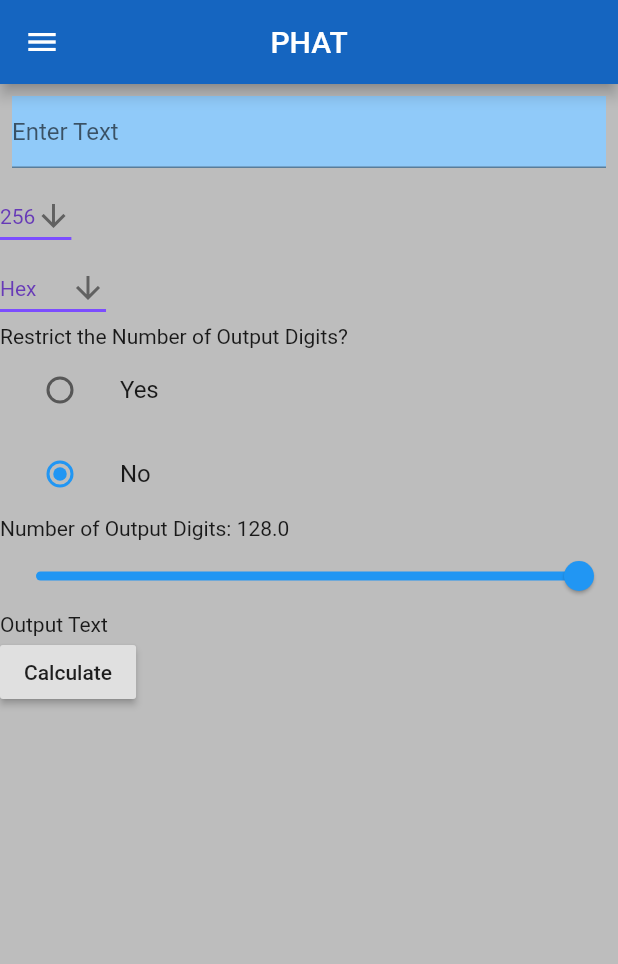
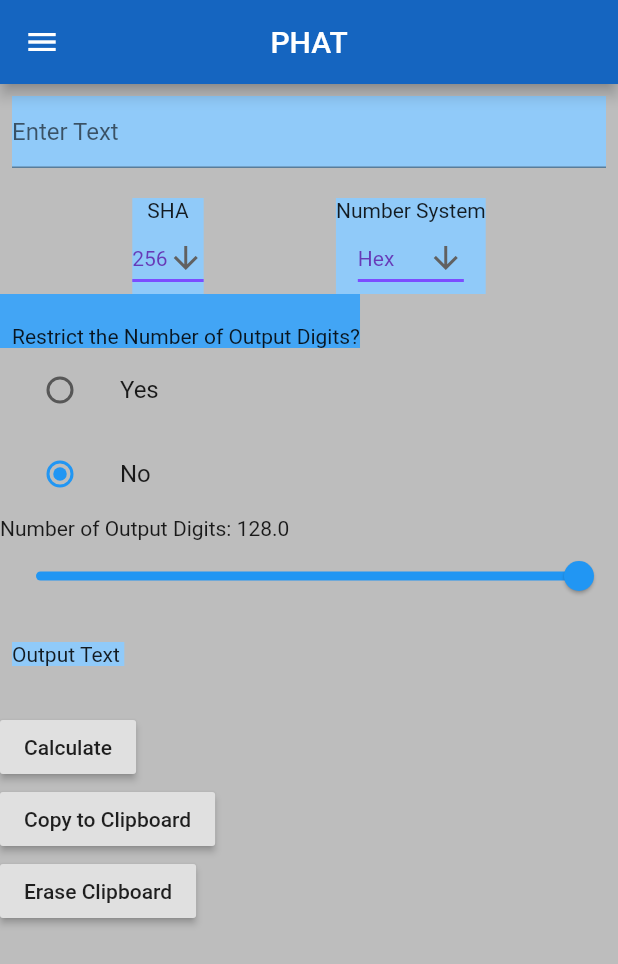
Before and after one commit to lowcam/PHAT-Flutter-GUI, a Flutter app: the screen it shows after launch, on a phone screen of 412 x 824 dp. Shown: the top 964 px of the screen. Run offline on Flutter 3.47's test engine with Material 2 defaults, Android fonts, the phone set to English and light mode, and no system bars; our stand-ins replace convert; missing offline and left inert: fast_base58.

Commit message:
Update main.dart

```diff
--- a/phat_flutter_gui/lib/main.dart
+++ b/phat_flutter_gui/lib/main.dart
@@ -1,8 +1,10 @@
+import 'package:flutter/cupertino.dart';
 import 'package:flutter/material.dart';
 import 'package:crypto/crypto.dart';
 import 'dart:convert';
 import 'package:convert/convert.dart';
 import 'package:fast_base58/fast_base58.dart';
+import 'package:flutter/services.dart';
 
 void main() => runApp(MaterialApp(
   home: PHAT(),
@@ -100,7 +102,7 @@ class _PHATState extends State<PHAT> {
           crossAxisAlignment: CrossAxisAlignment.start,
           children: <Widget>[
             Padding(
-              padding: const EdgeInsets.all(8.0),
+              padding: const EdgeInsets.fromLTRB(8.0, 8.0, 8.0, 20.0),
               child: Container(
                 color: Colors.blue[200],
                 child: TextFormField(
@@ -112,9 +114,19 @@ class _PHATState extends State<PHAT> {
                       inputText = newValue;
                     });
                   },
+
                   ),
               ),
             ),
+            Row(
+              mainAxisAlignment: MainAxisAlignment.spaceEvenly,
+              children: <Widget>[
+
+                Container(
+                  color: Colors.blue[200],
+                  child: Column(
+                    children: <Widget>[
+                      Text('SHA'),
                       DropdownButton<String>(
                         value: shaValue,
                         icon: Icon(Icons.arrow_downward),
@@ -139,6 +151,14 @@ class _PHATState extends State<PHAT> {
                         }).toList(),
 
                       ),
+                    ],
+                  ),
+                ),
+                Container(
+                  color: Colors.blue[200],
+                  child: Column(
+                    children: <Widget>[
+                      Text ('Number System'),
                     DropdownButton<String>(
                         value: numSystem,
                         icon: Icon(Icons.arrow_downward),
@@ -163,7 +183,19 @@ class _PHATState extends State<PHAT> {
                         }).toList(),
 
                       ),
-            Text ('Restrict the Number of Output Digits?'),
+                    ],
+                  ),
+                ),
+              ],
+            ),
+
+            Container(
+              color: Colors.blue[400],
+              child: Padding(
+                padding: const EdgeInsets.fromLTRB(8.0, 20.0, 0.0, 0.0),
+                child: Text ('Restrict the Number of Output Digits?'),
+              ),
+            ),
             ListTile(
               title: const Text('Yes'),
               leading: Radio(
@@ -201,7 +233,13 @@ class _PHATState extends State<PHAT> {
                   });
                 },
             ),
-            Text(outText),
+            Padding(
+              padding: const EdgeInsets.fromLTRB(8.0, 20.0, 8.0, 30.0),
+              child: Container(
+                child: SelectableText(outText),
+                color: Colors.blue[200],
+              ),
+            ),
             RaisedButton(
               child: Text('Calculate'),
               onPressed: () {
@@ -220,7 +258,29 @@ class _PHATState extends State<PHAT> {
                 });
               },
             ),
+            RaisedButton(
+              child: Text('Copy to Clipboard'),
+              onPressed: () {
+                //Clipboard.setData(ClipboardData(text: quote));
 
+                setState(() {
+                  Clipboard.setData(ClipboardData(text: outText));
+
+                });
+              },
+            ),
+            RaisedButton(
+              child: Text('Erase Clipboard'),
+              onPressed: () {
+                //Clipboard.setData(ClipboardData(text: quote));
+
+                setState(() {
+                  Clipboard.setData(ClipboardData(text: ''));
+
+
+                });
+              },
+            ),
           ],
         ),
       )
```
Lines whose indentation alone changed are shown as unchanged.
